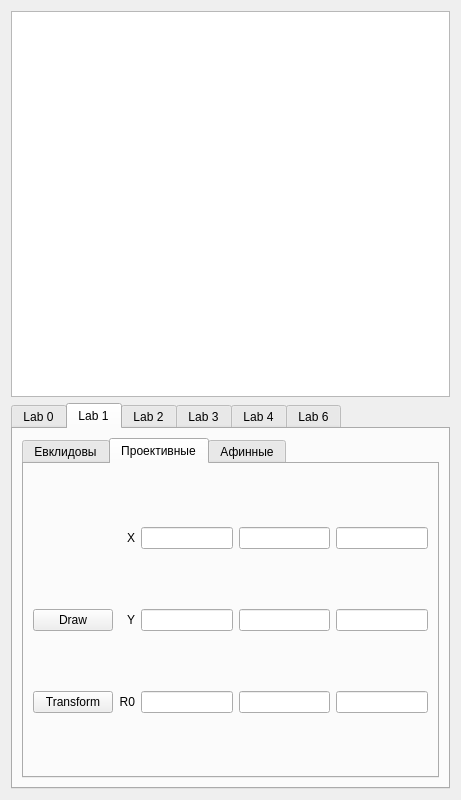
Old version of the form lab01/app/templates/form_v2.ui in the repository MikeKPI/CGApp.
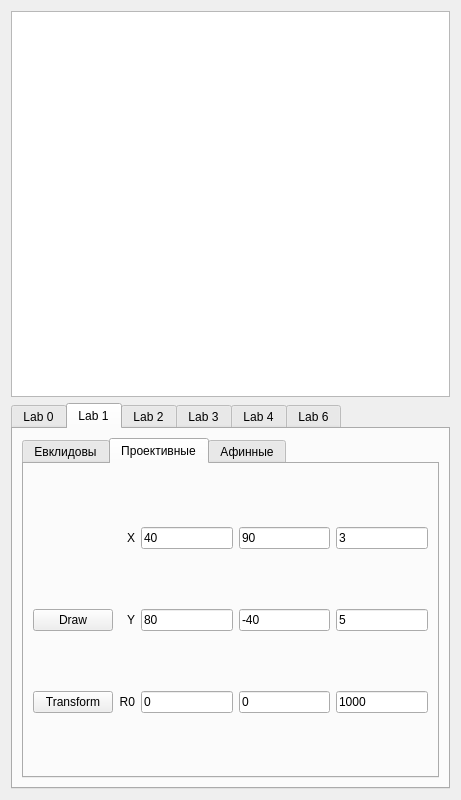
New version of the form. The open tabs and pages were chosen to show the change. Icons and pictures are not drawn. Custom widgets are drawn as their Qt base class.

```diff
--- a/lab01/app/templates/form_v2.ui
+++ b/lab01/app/templates/form_v2.ui
@@ -271,10 +271,18 @@
                <item>
                 <layout class="QGridLayout" name="gridLayout_4">
                  <item row="1" column="3">
-                  <widget class="QLineEdit" name="vec_y_1_ledit"/>
+                  <widget class="QLineEdit" name="vec_y_1_ledit">
+                   <property name="text">
+                    <string>-40</string>
+                   </property>
+                  </widget>
                  </item>
                  <item row="2" column="4">
-                  <widget class="QLineEdit" name="vec_r0_2_ledit"/>
+                  <widget class="QLineEdit" name="vec_r0_2_ledit">
+                   <property name="text">
+                    <string>1000</string>
+                   </property>
+                  </widget>
                  </item>
                  <item row="0" column="1">
                   <widget class="QLabel" name="label_8">
@@ -287,7 +295,11 @@
                   </widget>
                  </item>
                  <item row="2" column="2">
-                  <widget class="QLineEdit" name="vec_r0_0_ledit"/>
+                  <widget class="QLineEdit" name="vec_r0_0_ledit">
+                   <property name="text">
+                    <string>0</string>
+                   </property>
+                  </widget>
                  </item>
                  <item row="1" column="1">
                   <widget class="QLabel" name="label_9">
@@ -300,13 +312,25 @@
                   </widget>
                  </item>
                  <item row="1" column="2">
-                  <widget class="QLineEdit" name="vec_y_0_ledit"/>
+                  <widget class="QLineEdit" name="vec_y_0_ledit">
+                   <property name="text">
+                    <string>80</string>
+                   </property>
+                  </widget>
                  </item>
                  <item row="0" column="2">
-                  <widget class="QLineEdit" name="vec_x_0_ledit"/>
+                  <widget class="QLineEdit" name="vec_x_0_ledit">
+                   <property name="text">
+                    <string>40</string>
+                   </property>
+                  </widget>
                  </item>
                  <item row="0" column="4">
-                  <widget class="QLineEdit" name="vec_x_2_ledit"/>
+                  <widget class="QLineEdit" name="vec_x_2_ledit">
+                   <property name="text">
+                    <string>3</string>
+                   </property>
+                  </widget>
                  </item>
                  <item row="2" column="1">
                   <widget class="QLabel" name="label_10">
@@ -319,13 +343,25 @@
                   </widget>
                  </item>
                  <item row="2" column="3">
-                  <widget class="QLineEdit" name="vec_r0_1_ledit"/>
+                  <widget class="QLineEdit" name="vec_r0_1_ledit">
+                   <property name="text">
+                    <string>0</string>
+                   </property>
+                  </widget>
                  </item>
                  <item row="0" column="3">
-                  <widget class="QLineEdit" name="vec_x_1_ledit"/>
+                  <widget class="QLineEdit" name="vec_x_1_ledit">
+                   <property name="text">
+                    <string>90</string>
+                   </property>
+                  </widget>
                  </item>
                  <item row="1" column="4">
-                  <widget class="QLineEdit" name="vec_y_2_ledit"/>
+                  <widget class="QLineEdit" name="vec_y_2_ledit">
+                   <property name="text">
+                    <string>5</string>
+                   </property>
+                  </widget>
                  </item>
                  <item row="1" column="0">
                   <widget class="QPushButton" name="draw_lab1_transform_btn">
```
Left out of the diff: 4 changed lines with no effect on the pictures.
